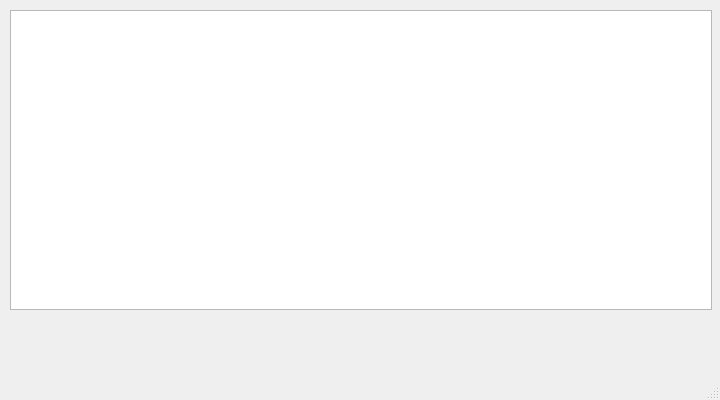
Qt form main.ui (Nikolaiya/git_solo-4-5-6-) before a commit.
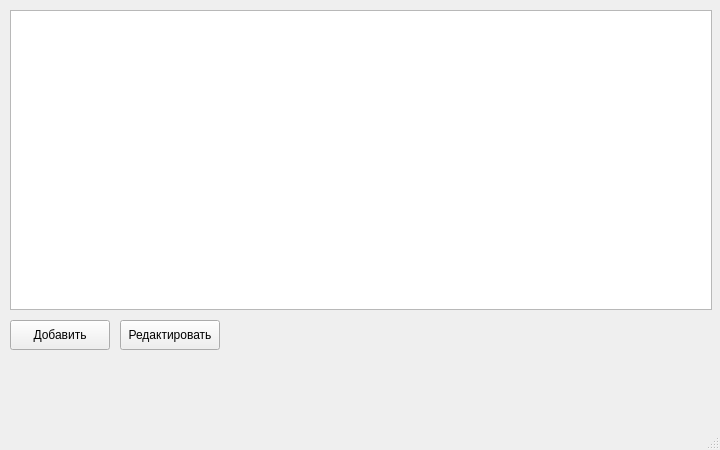
The same form after that commit.

The edit to the form file:
```diff
--- a/main.ui
+++ b/main.ui
@@ -7,7 +7,7 @@
     <x>100</x>
     <y>100</y>
     <width>720</width>
-    <height>400</height>
+    <height>450</height>
    </rect>
   </property>
   <widget class="QWidget" name="centralwidget">
@@ -21,6 +21,32 @@
      </rect>
     </property>
    </widget>
+   <widget class="QPushButton" name="addButton">
+    <property name="geometry">
+     <rect>
+      <x>10</x>
+      <y>320</y>
+      <width>100</width>
+      <height>30</height>
+     </rect>
+    </property>
+    <property name="text">
+     <string>Добавить</string>
+    </property>
+   </widget>
+   <widget class="QPushButton" name="editButton">
+    <property name="geometry">
+     <rect>
+      <x>120</x>
+      <y>320</y>
+      <width>100</width>
+      <height>30</height>
+     </rect>
+    </property>
+    <property name="text">
+     <string>Редактировать</string>
+    </property>
+   </widget>
   </widget>
   <widget class="QMenuBar" name="menubar"/>
   <widget class="QStatusBar" name="statusbar"/>
```
